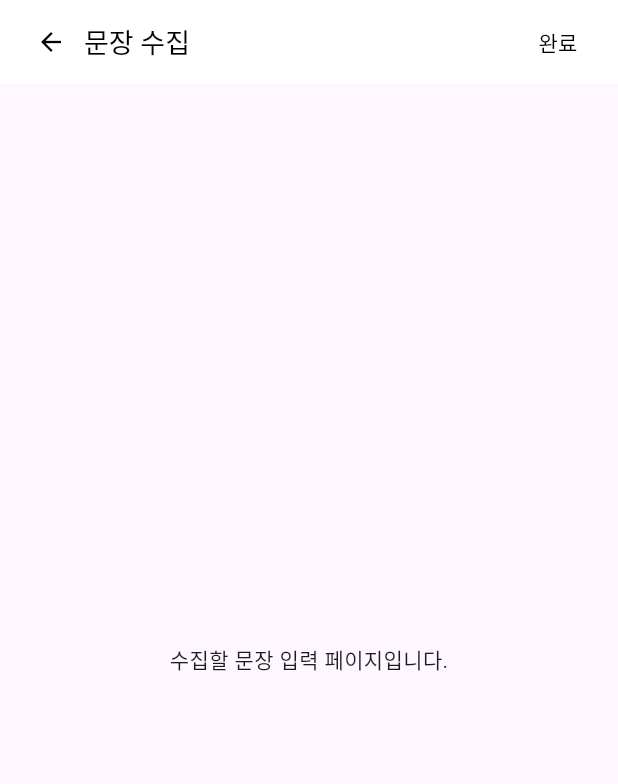
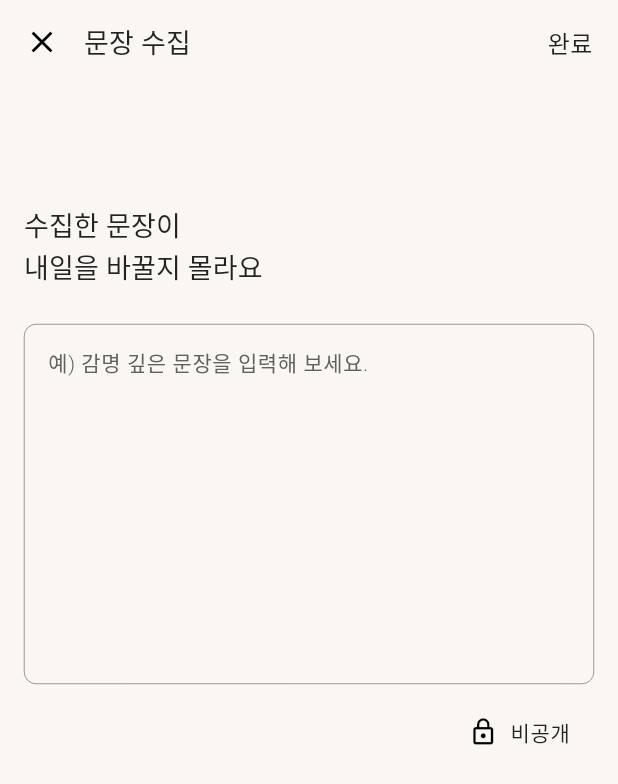
Before and after one commit to genericTypeD/TypeD-Frontend, a Flutter app: the SentenceInput screen opened by its route, on a phone screen of 412 x 824 dp. Shown: the top 784 px of the screen. Run offline on Flutter 3.47's test engine with Material 3 defaults, Android fonts, the phone set to English and light mode, and no system bars; our stand-ins replace flutter_riverpod, google_fonts, image_picker, permission_handler, shared_preferences; missing offline and left inert: multi_split_view; accounts and stored records are empty; project files that could hold a hidden picture were left out.

Commit message:
feat: 문장 입력 화면 개선 및 테마 스타일 업데이트

```diff
--- a/lib/common/const/app_colors.dart
+++ b/lib/common/const/app_colors.dart
@@ -19,6 +19,21 @@ class AppColors {
   static const Color textSecondary = Color(0xFF616161);
   static const Color textTertiary = Color(0xFF9e9e9e);
   static const Color bodyTextColor = Color(0xFF868686);
+
+  // ===========================
+  // 입력 필드 관련 색상
+  // ===========================
+  static const Color inputBgColor = Color(0xFFFBFBFB);
+  static const Color inputBorderColor = Color(0xFFF3F2F2);
+
+  // ===========================
+  // 구분선 (Divider) 색상
+  // ===========================
+  static const Color dividerPrimary = Color(0xFFE0E0E0); // 기본 구분선 (리스트뷰, 섹션 구분)
+  static const Color dividerThin = Color(0xFFF3F3F3); // 얇은 구분선 (설정 화면 등)
+  static const Color dividerDark = Color(0xFFBDBDBD); // 짙은 구분선 (대비 강조 필요 시)
+  static const Color dividerBlack = Color(0xFF333333);
+  static const Color dividerGray = Color(0xFF888888);
 
   // ===========================
   // 경계선 (Border) 색상
--- a/lib/common/const/app_themes.dart
+++ b/lib/common/const/app_themes.dart
@@ -129,7 +129,7 @@ class AppTheme {
     color: AppColors.textPrimary,
   );
 
-  static final TextStyle heading2 = GoogleFonts.ibmPlexSansKr(
+  static final TextStyle heading2 = GoogleFonts.dmSerifDisplay(
     fontWeight: FontWeight.w600, // SemiBold
     fontSize: 28,
     height: 1.4,
@@ -140,7 +140,7 @@ class AppTheme {
   static final TextStyle heading3 = GoogleFonts.dmSerifDisplay(
     fontWeight: FontWeight.w400, // Regular
     fontSize: 20,
-    height: 1.4, // 줄 높이 1.4 유지
+    height: 1.4,
     letterSpacing: 0.0,
     color: AppColors.textPrimary,
   );
@@ -152,7 +152,7 @@ class AppTheme {
     fontWeight: FontWeight.w500, // Medium
     fontSize: 20,
     height: 1.5,
-    letterSpacing: 0.0,
+    letterSpacing: 0.2,
     color: AppColors.textPrimary,
   );
 
@@ -188,7 +188,7 @@ class AppTheme {
     fontSize: 14,
     height: 1.7,
     letterSpacing: 0.4,
-    color: AppColors.textSecondary,
+    color: AppColors.textPrimary,
   );
 
   static final TextStyle body3 = GoogleFonts.ibmPlexSansKr(
--- a/lib/sentence/screen/sentence_input.dart
+++ b/lib/sentence/screen/sentence_input.dart
@@ -1,87 +1,181 @@
 import 'package:flutter/material.dart';
+import 'package:typed/common/const/app_colors.dart';
+import 'package:typed/common/const/app_themes.dart';
 import 'package:typed/common/layout/default_layout.dart';
 
-class SentenceInput extends StatelessWidget {
+class SentenceInput extends StatefulWidget {
   const SentenceInput({super.key});
+
+  @override
+  State<SentenceInput> createState() => _SentenceInputState();
+}
+
+class _SentenceInputState extends State<SentenceInput>
+    with WidgetsBindingObserver {
+  final TextEditingController _controller = TextEditingController();
+  final FocusNode _focusNode = FocusNode();
+  bool _isKeyboardVisible = false;
+  bool _isPrivate = true;
+
+  @override
+  void initState() {
+    super.initState();
+    WidgetsBinding.instance.addObserver(this);
+
+    _focusNode.addListener(() {
+      setState(() {
+        _isKeyboardVisible = _focusNode.hasFocus;
+      });
+    });
+  }
+
+  @override
+  void dispose() {
+    WidgetsBinding.instance.removeObserver(this);
+    _controller.dispose();
+    _focusNode.dispose();
+    super.dispose();
+  }
 
   @override
   Widget build(BuildContext context) {
     return DefaultLayout(
       appBar: AppBar(
-        backgroundColor: const Color(0xFFFFFFFF),
+        backgroundColor: AppColors.backgroundSecondary, // ✅ 기존 컬러 유지
         elevation: 0,
         titleSpacing: 0,
-        leading: Row(
-          mainAxisSize: MainAxisSize.min,
-          children: [
-            const SizedBox(width: 16.0), // 좌측 간격
-            // Container(
-            //   width: 0.3, // 수직 구분선 두께
-            //   height: kToolbarHeight,
-            //   color: Colors.black, // 수직 구분선 색상
-            // ),
-            GestureDetector(
-              onTap: () {
-                Navigator.pop(context); // 뒤로가기 동작
-              },
-              child: const Padding(
-                padding: EdgeInsets.symmetric(horizontal: 8.0), // 원하는 패딩 조정
-                child: Icon(
-                  Icons.arrow_back,
-                  size: 20.0, // 화살표 크기
-                  color: Colors.black,
-                ),
-              ),
-            ),
-          ],
-        ),
-        title: const Text(
-          "문장 수집",
-          style: TextStyle(
+        leading: IconButton(
+          padding: const EdgeInsets.symmetric(horizontal: 16.0),
+          onPressed: () => Navigator.pop(context),
+          icon: const Icon(
+            Icons.close,
+            size: 24.0,
             color: Colors.black,
-            fontSize: 18,
           ),
         ),
+        title: Text(
+          "문장 수집",
+          style: AppTheme.title2,
+        ),
         actions: [
-          Row(
-            mainAxisSize: MainAxisSize.min,
+          TextButton(
+            onPressed: () {
+              print("완료 버튼 클릭됨");
+            },
+            style: TextButton.styleFrom(
+              padding: const EdgeInsets.symmetric(horizontal: 16.0),
+            ),
+            child: Text(
+              "완료",
+              style: AppTheme.title3,
+            ),
+          ),
+        ],
+      ),
+      child: GestureDetector(
+        onTap: () {
+          FocusScope.of(context).unfocus(); // 화면 터치하면 키보드 닫힘
+        },
+        child: Container(
+          color: AppColors.backgroundSecondary,
+          child: Stack(
             children: [
-              TextButton(
-                onPressed: () {
-                  // 완료 버튼 동작 추가
-                  print("완료 버튼 클릭됨");
-                },
-                style: TextButton.styleFrom(
-                  padding: EdgeInsets.zero, // 기본 패딩 제거
-                  minimumSize: const Size(0, kToolbarHeight), // 높이 조정
-                ),
-                child: const Text(
-                  "완료",
-                  style: TextStyle(
-                    color: Colors.black,
-                    fontSize: 14,
+              // 키보드가 보일 때만 문구 숨기기
+              AnimatedOpacity(
+                opacity: _isKeyboardVisible ? 0.0 : 1.0,
+                duration: const Duration(milliseconds: 300),
+                child: Padding(
+                  padding: const EdgeInsets.symmetric(
+                    horizontal: 16.0,
+                    vertical: 80.0,
+                  ),
+                  child: Align(
+                    alignment: Alignment.topLeft,
+                    child: Text(
+                      "수집한 문장이\n내일을 바꿀지 몰라요",
+                      style: AppTheme.title2,
+                    ),
                   ),
                 ),
               ),
-              // Container(
-              //   width: 0.3, // 수직 구분선 두께
-              //   height: kToolbarHeight,
-              //   color: Colors.black, // 수직 구분선 색상
-              // ),
-              const SizedBox(width: 16.0), // 우측 간격
+              // TextField 위치 조정 (포커스 시 앱바 아래 20px)
+              AnimatedPositioned(
+                duration: const Duration(milliseconds: 300),
+                top: _isKeyboardVisible ? 20.0 : 160.0, // 포커스 시 앱바 20px 아래로 이동
+                left: 16.0,
+                right: 16.0,
+                child: Column(
+                  children: [
+                    Container(
+                      alignment: Alignment.topCenter,
+                      child: TextField(
+                        focusNode: _focusNode,
+                        controller: _controller,
+                        cursorHeight: 20.0,
+                        autofocus: false,
+                        maxLines: 8,
+                        keyboardType: TextInputType.multiline,
+                        style: AppTheme.body1,
+                        decoration: InputDecoration(
+                          filled: true,
+                          fillColor: AppColors.backgroundSecondary,
+                          hintText: "예) 감명 깊은 문장을 입력해 보세요.",
+                          hintStyle: AppTheme.body2.copyWith(
+                            color: AppColors.textSecondary,
+                          ),
+                          border: OutlineInputBorder(
+                            borderRadius: BorderRadius.circular(8.0),
+                            borderSide: const BorderSide(
+                              color: AppColors.borderBlack,
+                              width: 0.3, // 기본 상태의 테두리 유지
+                            ),
+                          ),
+                          enabledBorder: OutlineInputBorder(
+                            borderRadius: BorderRadius.circular(8.0),
+                            borderSide: const BorderSide(
+                              color: AppColors.borderBlack,
+                              width: 0.3, // 포커스되지 않은 상태에서도 같은 테두리 유지
+                            ),
+                          ),
+                          focusedBorder: OutlineInputBorder(
+                            borderRadius: BorderRadius.circular(8.0),
+                            borderSide: const BorderSide(
+                              color: AppColors.borderBlack,
+                              width: 0.3, // 포커스 상태에서도 같은 두께 유지
+                            ),
+                          ),
+                          contentPadding: const EdgeInsets.all(12.0),
+                        ),
+                      ),
+                    ),
+                    const SizedBox(height: 8.0), // TextField와 토글 간 간격
+                    Align(
+                      alignment: Alignment.centerRight,
+                      child: TextButton.icon(
+                        onPressed: () {
+                          setState(() {
+                            _isPrivate = !_isPrivate;
+                          });
+                        },
+                        icon: Icon(
+                          _isPrivate ? Icons.lock_outline : Icons.public,
+                          size: 20.0,
+                          color: Colors.black,
+                        ),
+                        label: Text(
+                          _isPrivate ? "비공개" : "공개",
+                          style: AppTheme.body2.copyWith(
+                            fontWeight: FontWeight.w500,
+                          ),
+                        ),
+                      ),
+                    ),
+                  ],
+                ),
+              ),
             ],
           ),
-        ],
-        // bottom: PreferredSize(
-        //   preferredSize: const Size.fromHeight(1.0), // 구분선 높이
-        //   child: Container(
-        //     color: Colors.black, // 구분선 색상
-        //     height: 0.3, // 구분선 두께
-        //   ),
-        // ),
-      ),
-      child: const Center(
-        child: Text("수집할 문장 입력 페이지입니다."),
+        ),
       ),
     );
   }
```
Also changed, not shown: lib/common/screen/home_tab.dart (+41 -24 lines).
